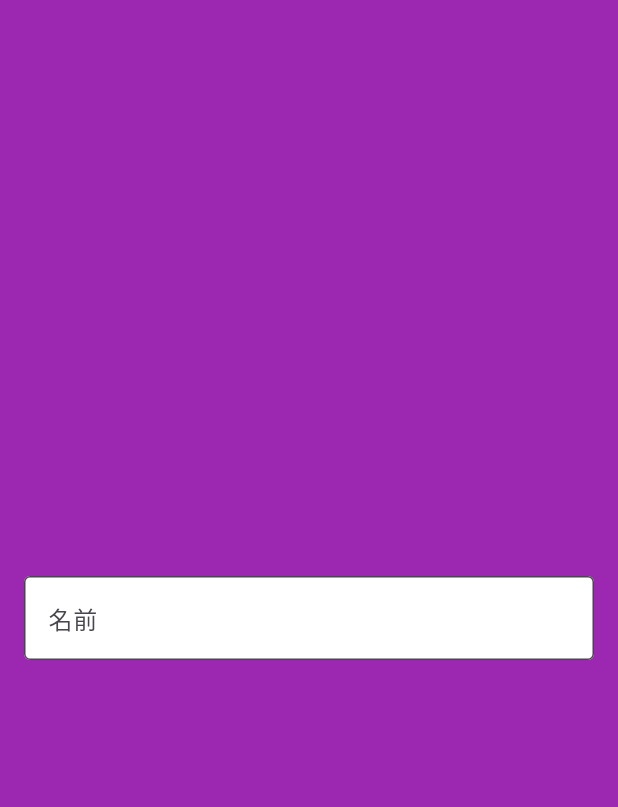
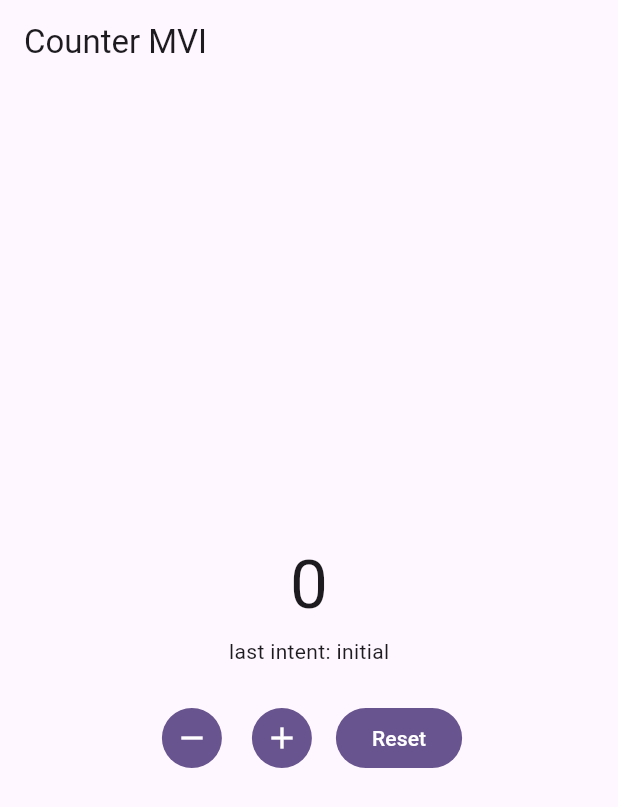
Before and after one commit to sakurakotubaki/asdf_demo, a Flutter app: the screen it shows after launch, on a phone screen of 412 x 824 dp. Shown: the top 807 px of the screen. Run offline on Flutter 3.47's test engine with Material 3 defaults, Android fonts, the phone set to English and light mode, and no system bars; our stand-ins replace file_picker, flutter_secure_storage, hooks_riverpod, image_picker, riverpod_annotation, shared_preferences; generated files the repository leaves out were written again.

Commit message:
feature: mvi

```diff
--- a/lib/main.dart
+++ b/lib/main.dart
@@ -1,8 +1,11 @@
-import 'package:asdf_demo/ui/text_field/text_field_page.dart';
+import 'package:asdf_demo/mvi/counter_mvi.dart';
 import 'package:flutter/material.dart';
+import 'package:hooks_riverpod/hooks_riverpod.dart';
 
 void main() {
-  runApp(const MyApp());
+  runApp(
+    const ProviderScope(child: MyApp()),
+  );
 }
 
 class MyApp extends StatelessWidget {
@@ -15,7 +18,7 @@ class MyApp extends StatelessWidget {
       theme: ThemeData(
         colorScheme: .fromSeed(seedColor: Colors.deepPurple),
       ),
-      home: const TextFieldPage(),
+      home: const CounterMviPage(),
     );
   }
 }
--- /dev/null
+++ b/lib/mvi/counter_mvi.dart
@@ -0,0 +1,180 @@
+import 'dart:async';
+
+import 'package:flutter/material.dart';
+import 'package:hooks_riverpod/hooks_riverpod.dart';
+import 'package:riverpod_annotation/riverpod_annotation.dart';
+
+part 'counter_mvi.g.dart';
+
+final class CounterState {
+  const CounterState({required this.count, required this.lastIntentLabel});
+
+  const CounterState.initial() : count = 0, lastIntentLabel = 'initial';
+
+  final int count;
+  final String lastIntentLabel;
+
+  bool get canDecrement => count > 0;
+
+  CounterState copyWith({int? count, String? lastIntentLabel}) {
+    return CounterState(
+      count: count ?? this.count,
+      lastIntentLabel: lastIntentLabel ?? this.lastIntentLabel,
+    );
+  }
+}
+
+sealed class CounterIntent {
+  const CounterIntent();
+}
+
+final class CounterIncrementPressed extends CounterIntent {
+  const CounterIncrementPressed();
+}
+
+final class CounterDecrementPressed extends CounterIntent {
+  const CounterDecrementPressed();
+}
+
+final class CounterResetPressed extends CounterIntent {
+  const CounterResetPressed();
+}
+
+sealed class CounterEffect {
+  const CounterEffect();
+}
+
+final class CounterShowMessage extends CounterEffect {
+  const CounterShowMessage(this.message);
+
+  final String message;
+}
+
+@riverpod
+class CounterStore extends _$CounterStore {
+  final _effects = StreamController<CounterEffect>.broadcast();
+
+  Stream<CounterEffect> get effectStream => _effects.stream;
+
+  @override
+  CounterState build() {
+    ref.onDispose(_effects.close);
+    return const CounterState.initial();
+  }
+
+  void dispatch(CounterIntent intent) {
+    switch (intent) {
+      case CounterIncrementPressed():
+        _increment();
+      case CounterDecrementPressed():
+        _decrement();
+      case CounterResetPressed():
+        _reset();
+    }
+  }
+
+  void _increment() {
+    final nextCount = state.count + 1;
+    state = state.copyWith(count: nextCount, lastIntentLabel: 'increment');
+
+    if (nextCount % 5 == 0) {
+      _effects.add(CounterShowMessage('$nextCount reached'));
+    }
+  }
+
+  void _decrement() {
+    if (!state.canDecrement) {
+      _effects.add(const CounterShowMessage('count is already zero'));
+      return;
+    }
+
+    state = state.copyWith(
+      count: state.count - 1,
+      lastIntentLabel: 'decrement',
+    );
+  }
+
+  void _reset() {
+    if (state.count == 0) {
+      _effects.add(const CounterShowMessage('nothing to reset'));
+      return;
+    }
+
+    state = state.copyWith(count: 0, lastIntentLabel: 'reset');
+    _effects.add(const CounterShowMessage('count reset'));
+  }
+}
+
+@riverpod
+Stream<CounterEffect> counterEffect(Ref ref) {
+  return ref.watch(counterStoreProvider.notifier).effectStream;
+}
+
+class CounterMviPage extends ConsumerWidget {
+  const CounterMviPage({super.key});
+
+  @override
+  Widget build(BuildContext context, WidgetRef ref) {
+    ref.listen(counterEffectProvider, (previous, next) {
+      switch (next) {
+        case AsyncData(:final value):
+          switch (value) {
+            case CounterShowMessage(:final message):
+              ScaffoldMessenger.of(
+                context,
+              ).showSnackBar(SnackBar(content: Text(message)));
+          }
+        case AsyncError():
+        case AsyncLoading():
+      }
+    });
+
+    final state = ref.watch(counterStoreProvider);
+    final store = ref.read(counterStoreProvider.notifier);
+
+    return Scaffold(
+      appBar: AppBar(title: const Text('Counter MVI')),
+      body: Center(
+        child: Column(
+          mainAxisSize: MainAxisSize.min,
+          children: [
+            Text(
+              '${state.count}',
+              style: Theme.of(context).textTheme.displayMedium,
+            ),
+            const SizedBox(height: 8),
+            Text('last intent: ${state.lastIntentLabel}'),
+            const SizedBox(height: 24),
+            Wrap(
+              spacing: 12,
+              runSpacing: 12,
+              alignment: WrapAlignment.center,
+              children: [
+                IconButton.filled(
+                  tooltip: 'decrement',
+                  onPressed: () {
+                    store.dispatch(const CounterDecrementPressed());
+                  },
+                  icon: const Icon(Icons.remove),
+                ),
+                IconButton.filled(
+                  tooltip: 'increment',
+                  onPressed: () {
+                    store.dispatch(const CounterIncrementPressed());
+                  },
+                  icon: const Icon(Icons.add),
+                ),
+                FilledButton(
+                  onPressed: () {
+                    store.dispatch(const CounterResetPressed());
+                  },
+                  child: const Text('Reset'),
+                ),
+              ],
+            ),
+          ],
+        ),
+      ),
+    );
+  }
+}
```
Also changed, not shown: lib/mvi/counter_mvi.g.dart (added).
